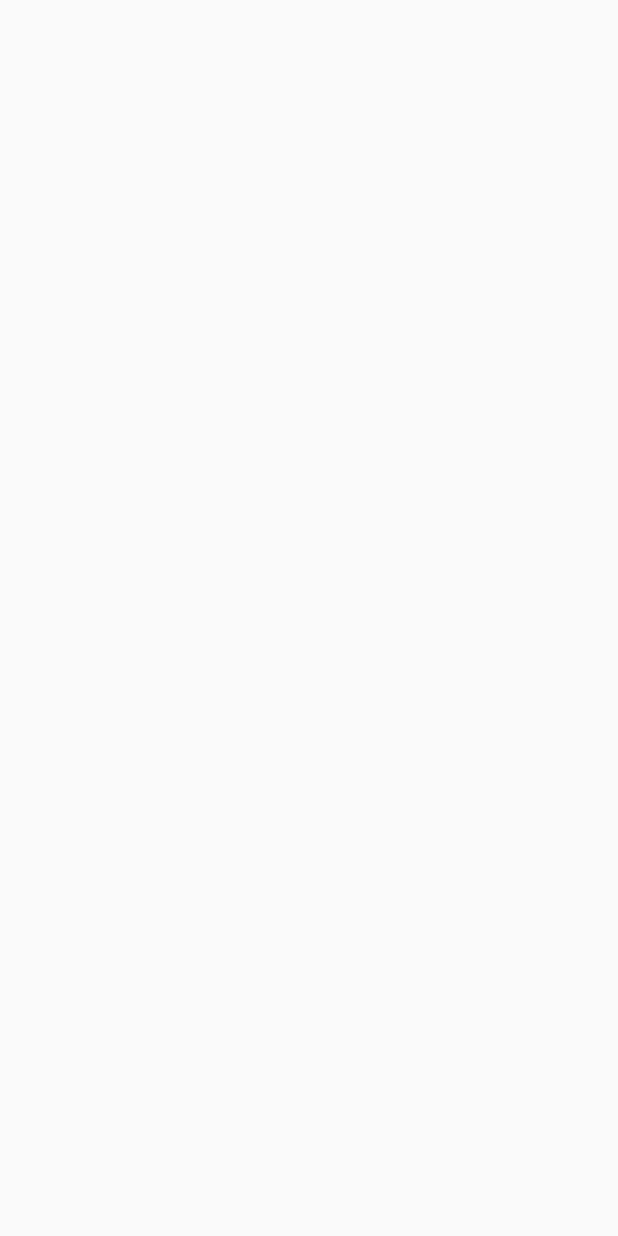
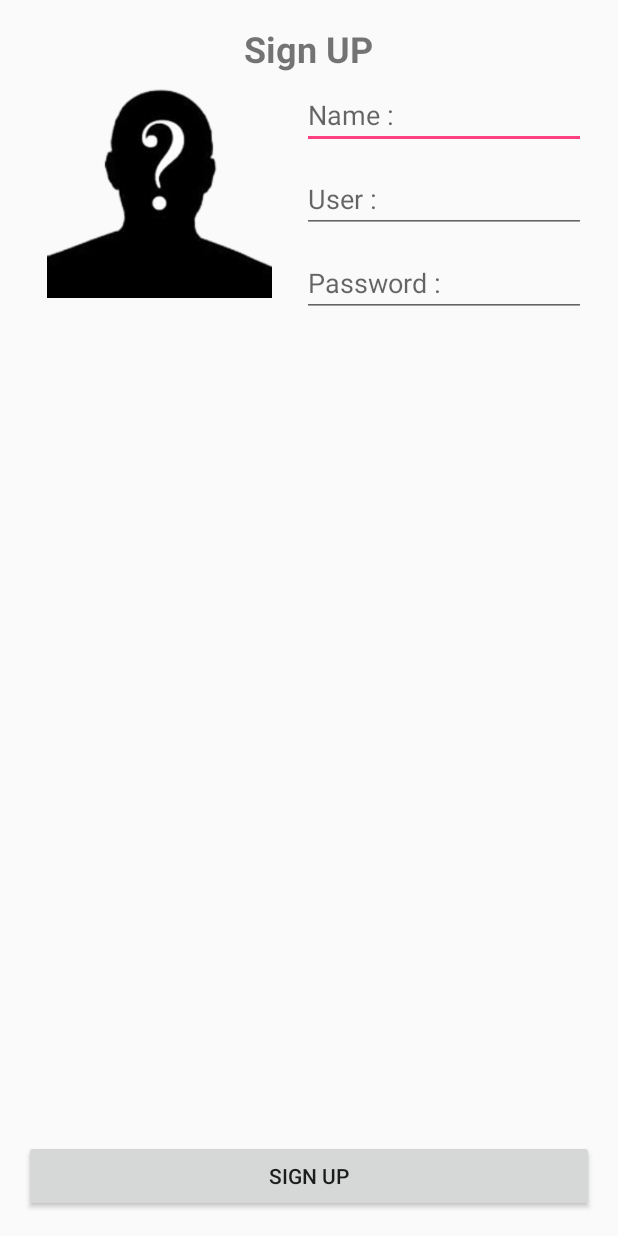
Before and after one commit to pnsat/Myofficer, an Android app: the SignUpActivity screen opened directly, with no data from a screen before it, on a phone screen of 412 x 824 dp. Before the commit the screen is empty. Run offline under Robolectric (Android 15) with nearby library versions, the phone set to English and light mode, and no system bars.

Commit message:
setup Image choose to imageview Success

```diff
--- a/app/src/main/AndroidManifest.xml
+++ b/app/src/main/AndroidManifest.xml
@@ -1,6 +1,10 @@
 <?xml version="1.0" encoding="utf-8"?>
 <manifest xmlns:android="http://schemas.android.com/apk/res/android"
     package="sanghirun.yongyut.myofficer">
+
+    <uses-permission android:name="android.permission.READ_EXTERNAL_STORAGE"/>
+    <uses-permission android:name="android.permission.INTERNET"/>
+
 
     <application
         android:allowBackup="true"
--- a/app/src/main/java/sanghirun/yongyut/myofficer/SignUpActivity.java
+++ b/app/src/main/java/sanghirun/yongyut/myofficer/SignUpActivity.java
@@ -1,13 +1,114 @@
 package sanghirun.yongyut.myofficer;
 
+import android.content.Intent;
+import android.graphics.Bitmap;
+import android.graphics.BitmapFactory;
+import android.net.Uri;
 import android.support.v7.app.AppCompatActivity;
 import android.os.Bundle;
+import android.view.View;
+import android.widget.Button;
+import android.widget.EditText;
+import android.widget.ImageView;
 
 public class SignUpActivity extends AppCompatActivity {
+
+    // eplicit
+    private ImageView imageView;
+    private EditText nameEditText, userEditText, passwordEditText;
+    private Button button;
+    private String nameString, userString, passwordString;
+    private Uri uri;
+
+
 
     @Override
     protected void onCreate(Bundle savedInstanceState) {
         super.onCreate(savedInstanceState);
         setContentView(R.layout.activity_sign_up);
+
+        //Bind Widget
+        imageView = (ImageView) findViewById(R.id.imageView);
+        nameEditText = (EditText) findViewById(R.id.editText);
+        userEditText = (EditText) findViewById(R.id.editText2);
+        passwordEditText = (EditText) findViewById(R.id.editText3);
+        button = (Button) findViewById(R.id.button3);
+
+        // buttonController
+        buttonController();
+
+        //imageController
+        imageController();
+
+
+    }   //Main Method
+
+    @Override
+    protected void onActivityResult(int requestCode, int resultCode, Intent data) {
+        super.onActivityResult(requestCode, resultCode, data);
+
+        if (resultCode == RESULT_OK) {
+
+            uri = data.getData();
+
+            //show Image Choose to Imageview
+            try {
+
+                Bitmap bitmap = BitmapFactory
+                        .decodeStream(getContentResolver()
+                                .openInputStream(uri));
+                imageView.setImageBitmap(bitmap);
+
+            } catch (Exception e) {
+                e.printStackTrace();
+            }
+
+
+
+
+        } // if
+
+
     }
-}
+
+    private void imageController() {
+
+        imageView.setOnClickListener(new View.OnClickListener() {
+            @Override
+            public void onClick(View v) {
+
+                Intent intent = new Intent(Intent.ACTION_GET_CONTENT);
+                intent.setType("image/*");
+                startActivityForResult(Intent.createChooser(intent,"Please Choose App"), 0);
+
+
+            }  //OnClick
+        });
+
+    }
+
+    private void buttonController() {
+        button.setOnClickListener(new View.OnClickListener() {
+            @Override
+            public void onClick(View v) {
+
+                //Get Value from Edit text
+                nameString = nameEditText.getText().toString().trim();
+                userString = userEditText.getText().toString().trim();
+                passwordString = passwordEditText.getText().toString().trim();
+
+                //check space
+                if (nameString.equals("") || userString.equals("") || passwordString.equals("")) {
+                    //have space
+                    MyAlert myAlert = new MyAlert(SignUpActivity.this);
+                    myAlert.errorDialog("Have Space", "Please Fill All Every Blank");
+
+                }
+
+
+
+            } //On Click
+        });
+    }
+
+}   //Main Class
--- a/app/src/main/res/layout/activity_sign_up.xml
+++ b/app/src/main/res/layout/activity_sign_up.xml
@@ -1,5 +1,6 @@
 <?xml version="1.0" encoding="utf-8"?>
 <RelativeLayout xmlns:android="http://schemas.android.com/apk/res/android"
+    xmlns:app="http://schemas.android.com/apk/res-auto"
     xmlns:tools="http://schemas.android.com/tools"
     android:id="@+id/activity_sign_up"
     android:layout_width="match_parent"
@@ -10,4 +11,68 @@
     android:paddingTop="@dimen/activity_vertical_margin"
     tools:context="sanghirun.yongyut.myofficer.SignUpActivity">
 
+    <TextView
+        android:text="Sign UP"
+        android:layout_width="wrap_content"
+        android:layout_height="wrap_content"
+        android:id="@+id/textView"
+        android:textSize="24sp"
+        android:textStyle="normal|bold"
+        android:layout_centerHorizontal="true" />
+
+    <Button
+        android:text="Sign Up"
+        android:layout_width="match_parent"
+        android:layout_height="wrap_content"
+        android:id="@+id/button3"
+        android:layout_alignParentBottom="true" />
+
+    <LinearLayout
+        android:orientation="horizontal"
+        android:layout_width="match_parent"
+        android:layout_height="match_parent"
+        android:layout_below="@+id/textView"
+        android:layout_above="@+id/button3">
+
+        <ImageView
+            app:srcCompat="@drawable/question_man"
+            android:id="@+id/imageView"
+
+            android:layout_width="180dp"
+            android:layout_height="150dp" />
+
+        <LinearLayout
+            android:orientation="vertical"
+            android:layout_width="match_parent"
+            android:layout_height="wrap_content"
+            android:layout_weight="1">
+
+            <EditText
+                android:layout_width="match_parent"
+                android:layout_height="wrap_content"
+                android:inputType="textPersonName"
+                android:ems="10"
+                android:id="@+id/editText"
+                android:layout_margin="5dp"
+                android:hint="Name :" />
+
+            <EditText
+                android:layout_width="match_parent"
+                android:layout_height="wrap_content"
+                android:inputType="textPersonName"
+                android:ems="10"
+                android:id="@+id/editText2"
+                android:layout_margin="5dp"
+                android:hint="User :" />
+
+            <EditText
+                android:layout_width="match_parent"
+                android:layout_height="wrap_content"
+                android:inputType="textPersonName"
+                android:ems="10"
+                android:id="@+id/editText3"
+                android:layout_margin="5dp"
+                android:hint="Password :" />
+        </LinearLayout>
+    </LinearLayout>
 </RelativeLayout>
```
Also changed, not shown: app/src/main/java/sanghirun/yongyut/myofficer/MyAlert.java (added, +40 -0 lines), app/src/main/res/drawable/doremon48.png (added), app/src/main/res/drawable/nobita48.png (added), app/src/main/res/drawable/question_man.png (added).
